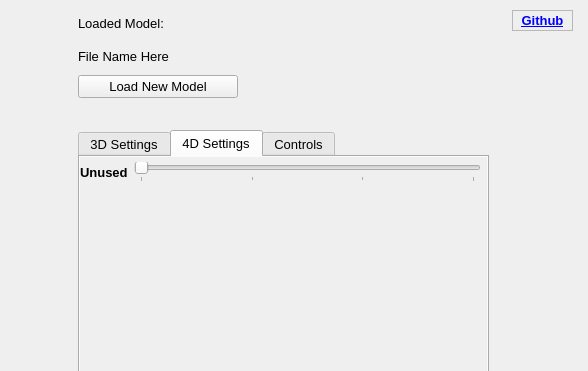
Before: the Qt Designer form src/Viewport.ui in Luminic/NWAPW_RayTracer, drawn with Qt 5; both pictures show x 692 to 1280 and y 0 to 371 of the 1280 by 640 pixel window.
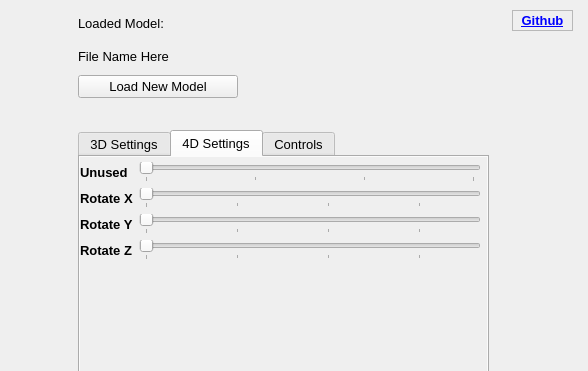
After: the same form once the commit is applied.

Commit message: Added Rotation Sliders

Patch:
```diff
--- a/src/Viewport.ui
+++ b/src/Viewport.ui
@@ -158,6 +158,123 @@
         </property>
        </widget>
       </item>
+      <item row="1" column="0">
+       <widget class="QLabel" name="label_4">
+        <property name="font">
+         <font>
+          <pointsize>10</pointsize>
+          <weight>75</weight>
+          <bold>true</bold>
+         </font>
+        </property>
+        <property name="text">
+         <string>Rotate X</string>
+        </property>
+       </widget>
+      </item>
+      <item row="2" column="0">
+       <widget class="QLabel" name="label_5">
+        <property name="font">
+         <font>
+          <pointsize>10</pointsize>
+          <weight>75</weight>
+          <bold>true</bold>
+         </font>
+        </property>
+        <property name="text">
+         <string>Rotate Y</string>
+        </property>
+       </widget>
+      </item>
+      <item row="3" column="0">
+       <widget class="QLabel" name="label_6">
+        <property name="font">
+         <font>
+          <pointsize>10</pointsize>
+          <weight>75</weight>
+          <bold>true</bold>
+         </font>
+        </property>
+        <property name="text">
+         <string>Rotate Z</string>
+        </property>
+       </widget>
+      </item>
+      <item row="1" column="1">
+       <widget class="QSlider" name="rotateXWSlider">
+        <property name="layoutDirection">
+         <enum>Qt::LeftToRight</enum>
+        </property>
+        <property name="minimum">
+         <number>0</number>
+        </property>
+        <property name="maximum">
+         <number>3600</number>
+        </property>
+        <property name="value">
+         <number>0</number>
+        </property>
+        <property name="orientation">
+         <enum>Qt::Horizontal</enum>
+        </property>
+        <property name="tickPosition">
+         <enum>QSlider::TicksBelow</enum>
+        </property>
+        <property name="tickInterval">
+         <number>1000</number>
+        </property>
+       </widget>
+      </item>
+      <item row="2" column="1">
+       <widget class="QSlider" name="rotateYWSlider">
+        <property name="layoutDirection">
+         <enum>Qt::LeftToRight</enum>
+        </property>
+        <property name="minimum">
+         <number>0</number>
+        </property>
+        <property name="maximum">
+         <number>3600</number>
+        </property>
+        <property name="value">
+         <number>0</number>
+        </property>
+        <property name="orientation">
+         <enum>Qt::Horizontal</enum>
+        </property>
+        <property name="tickPosition">
+         <enum>QSlider::TicksBelow</enum>
+        </property>
+        <property name="tickInterval">
+         <number>1000</number>
+        </property>
+       </widget>
+      </item>
+      <item row="3" column="1">
+       <widget class="QSlider" name="rotateZWSlider">
+        <property name="layoutDirection">
+         <enum>Qt::LeftToRight</enum>
+        </property>
+        <property name="minimum">
+         <number>0</number>
+        </property>
+        <property name="maximum">
+         <number>3600</number>
+        </property>
+        <property name="value">
+         <number>0</number>
+        </property>
+        <property name="orientation">
+         <enum>Qt::Horizontal</enum>
+        </property>
+        <property name="tickPosition">
+         <enum>QSlider::TicksBelow</enum>
+        </property>
+        <property name="tickInterval">
+         <number>1000</number>
+        </property>
+       </widget>
+      </item>
      </layout>
     </widget>
    </widget>
```
Left out of the diff: 117 changed lines with no effect on the pictures.
